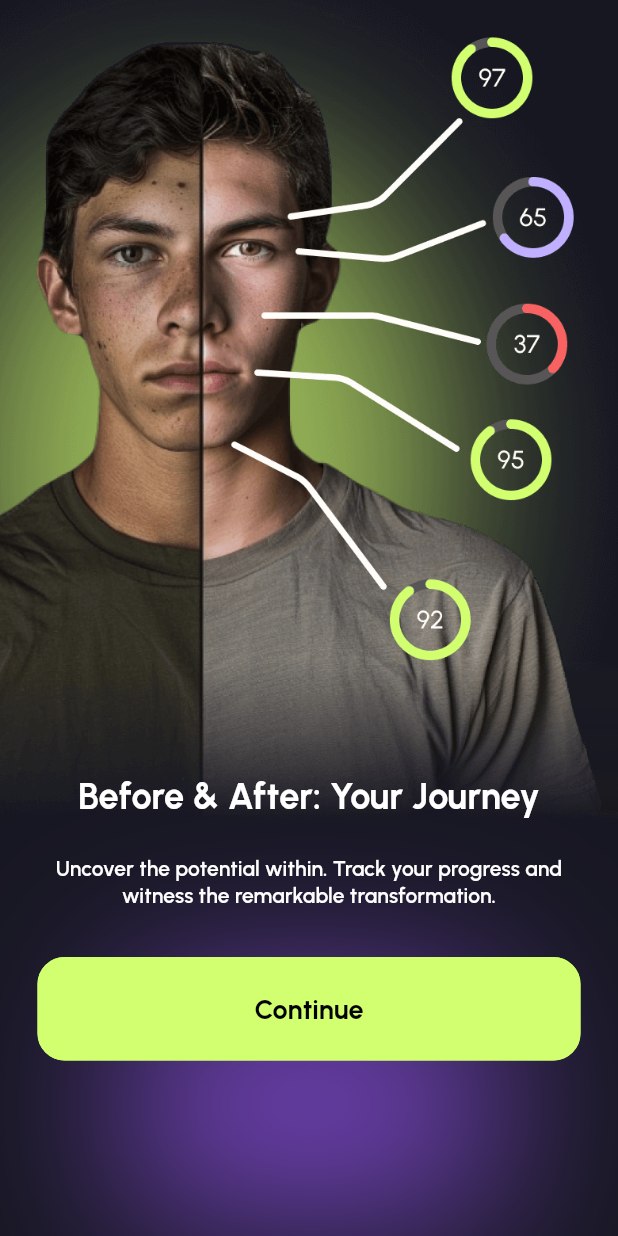
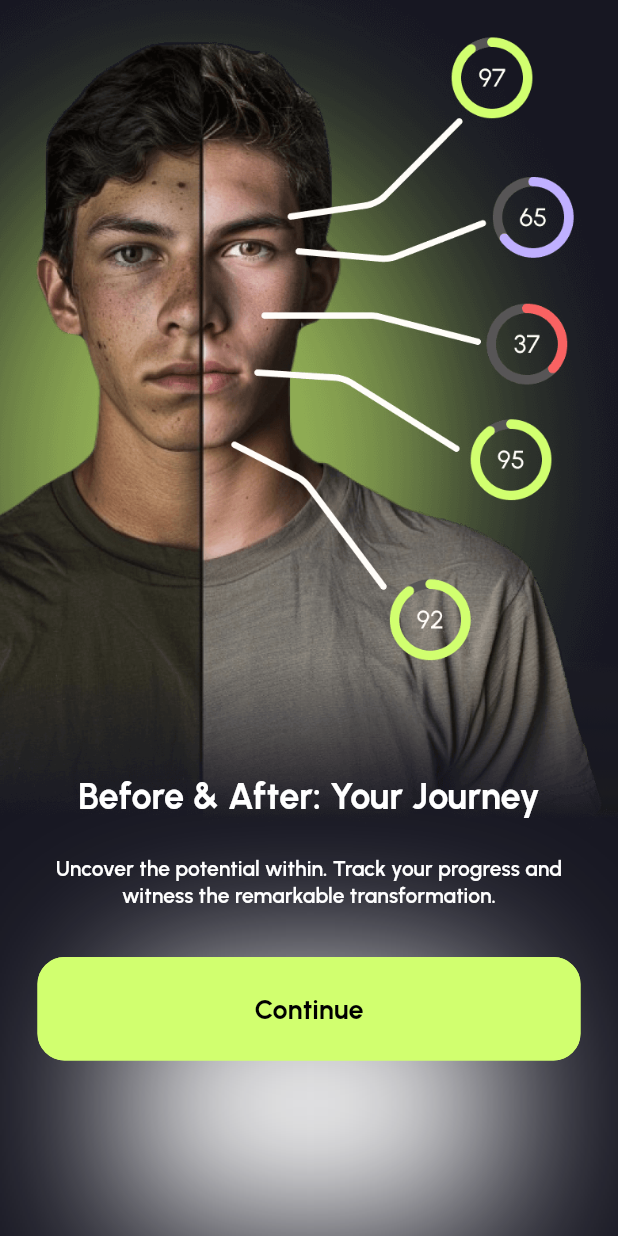
Before and after one commit to pavlogrinchenkoo/glow_up, a Flutter app: the screen it shows after launch, after a tap on "Get Started", on a phone screen of 412 x 824 dp. Run offline on Flutter 3.47's test engine with Material 3 defaults, Android fonts, the light colour scheme and no system bars; our stand-ins replace auto_route, blur, camera, card_swiper, cloud_firestore, device_info_plus and 17 more; missing offline and left inert: amplitude_flutter, before_after, in_app_review, open_settings_plus, purchases_flutter; accounts and stored records are empty; project files that could hold a hidden picture were left out.

Commit message:
GRN-066:Change splash page

```diff
--- a/lib/screens/splash_page/page.dart
+++ b/lib/screens/splash_page/page.dart
@@ -41,16 +41,9 @@ class _SplashPageState extends State<SplashPage> {
               children: [
                 Expanded(
                   child: Container(
-                      color: BC.navyGrey,
+                      color: BC.pink,
                       child: Stack(
                         children: [
-                          CustomBokeh(
-                            size: screenHeight / 5,
-                            alignment: Alignment.center,
-                            transform: const Offset(Sizes.scale, Sizes.scale),
-                            shape: BoxShape.rectangle,
-                            angleInRadians: pi / Sizes.s2,
-                          ),
                           Positioned(
                             top: 0,
                             child:
@@ -66,19 +59,6 @@ class _SplashPageState extends State<SplashPage> {
                               fit: BoxFit.cover,
                             ),
                           ),
-                          CustomBokeh(
-                            size: screenWidth,
-                            scaleY: 1,
-                            scaleX: screenHeight > 950 ? 0.2 : 0.4,
-                            alignment: Alignment.bottomCenter,
-                            transform: Offset(
-                                Sizes.scale,
-                                screenHeight > 950
-                                    ? screenHeight / 2.5
-                                    : Sizes.s300),
-                            shape: BoxShape.rectangle,
-                            angleInRadians: pi / Sizes.s2,
-                          ),
                         ],
                       )),
                 ),
--- a/lib/style.dart
+++ b/lib/style.dart
@@ -18,6 +18,7 @@ class ThemeColors {
   static const Color salad = Color(0xFFD1FF6F);
   static const Color lightSalad = Color(0xFF687F37);
   static const Color lightGray = Color(0xFF55545A);
+  static const Color pink = Color(0xFFF19EC6);
 }
 
 abstract class BC {
@@ -52,6 +53,8 @@ abstract class BC {
   static Color get darkSalad => ThemeColors.lightSalad;
 
   static Color get lightGray => ThemeColors.lightGray;
+
+  static Color get pink => ThemeColors.pink;
 }
 
 abstract class BS {
@@ -134,7 +137,6 @@ abstract class BS {
       height: 1.28,
       letterSpacing: 0.09,
       fontWeight: FontWeight.w700);
-
 
   static TextStyle get indicatorText => TextStyle(
       color: BC.black,
--- a/lib/widgets/custom_boxeh.dart
+++ b/lib/widgets/custom_boxeh.dart
@@ -53,7 +53,7 @@ class CustomBokeh extends StatelessWidget {
 class CustomShadows {
   static BoxShadow bokehPurpule(BuildContext context) {
     return BoxShadow(
-      color: BC.purple.withOpacity(1),
+      color: BC.white.withOpacity(1),
       blurRadius: 200,
     );
   }
--- a/lib/widgets/custom_scaffold.dart
+++ b/lib/widgets/custom_scaffold.dart
@@ -30,7 +30,7 @@ class CustomScaffold extends StatelessWidget {
       body: activateFullSafeArea
           ? body ?? const SizedBox.shrink()
           : Container(
-              color: BC.navyGrey,
+              color: BC.pink,
               child: SafeArea(
                   top: safeAreaTop,
                   bottom: safeAreaBottom,
```
Also changed, not shown: assets/images/onboarding/onboardingFirst.png, lib/api/default_analysis/dto.g.dart, lib/api/save_your_results/dto.g.dart, lib/generated/assets.gen.dart.
